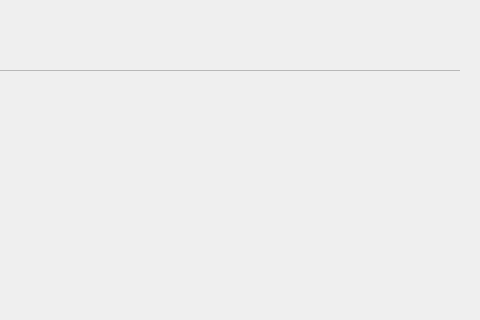
The window that visualizationSrc/qtUI/CardControler/cardControler.ui (NWYLZW/A-Language-IDE) describes before a commit, drawn with Qt 5; both pictures show x 681 to 1161 and y 0 to 320 of the 1161 by 655 pixel window.
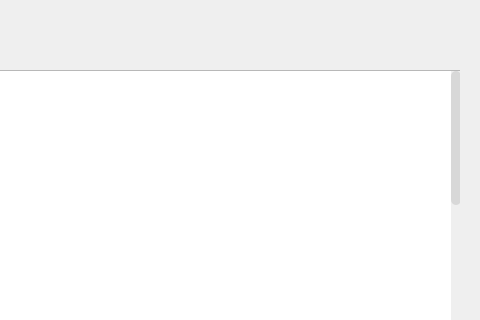
The same window after the commit. Icons and pictures are not drawn.

Diff of the .ui file:
```diff
--- a/visualizationSrc/qtUI/CardControler/cardControler.ui
+++ b/visualizationSrc/qtUI/CardControler/cardControler.ui
@@ -28,6 +28,45 @@
 }
 QTabBar::close-button:hover{
 	image: url(:/ico/Data/qrc/ico/closed.png);
+}
+#cardScrollWidget{background-color: rgba(255, 255, 255);}
+QScrollBar:vertical
+{
+    background-color: rgba(255, 255, 255, 0);
+    width: 10px;
+    margin: 0px;
+    border: none;
+}
+QScrollBar::handle:vertical
+{
+    background-color: rgb(216, 216, 216);
+    min-height: 5px;
+    border-radius: 5px;
+}
+QScrollBar::handle:vertical:hover
+{
+    background-color: rgb(181, 181, 181);
+}
+QScrollBar::sub-line:vertical
+,QScrollBar::add-line:vertical
+{
+    margin: 0px;
+    height: 0;
+    subcontrol-position: bottom;
+    subcontrol-origin: margin;
+}
+QScrollBar::sub-line:vertical:hover,QScrollBar::sub-line:vertical:on
+,QScrollBar::add-line:vertical:hover, QScrollBar::add-line:vertical:on
+{
+    height: 0px;
+    width: 0px;
+    subcontrol-position: bottom;
+    subcontrol-origin: margin;
+}
+QScrollBar::up-arrow:vertical, QScrollBar::down-arrow:vertical
+,QScrollBar::add-page:vertical, QScrollBar::sub-page:vertical
+{
+    background: none;
 }</string>
   </property>
   <widget class="QTabWidget" name="CardControler_Tabs">
@@ -273,6 +312,9 @@
        <height>521</height>
       </rect>
      </property>
+     <property name="styleSheet">
+      <string notr="true"/>
+     </property>
      <property name="widgetResizable">
       <bool>true</bool>
      </property>
@@ -281,14 +323,14 @@
        <rect>
         <x>0</x>
         <y>0</y>
-        <width>1089</width>
-        <height>519</height>
+        <width>1072</width>
+        <height>2000</height>
        </rect>
       </property>
       <property name="minimumSize">
        <size>
         <width>0</width>
-        <height>0</height>
+        <height>2000</height>
        </size>
       </property>
      </widget>
```
Left out of the diff: 2 changed lines with no effect on the pictures.
